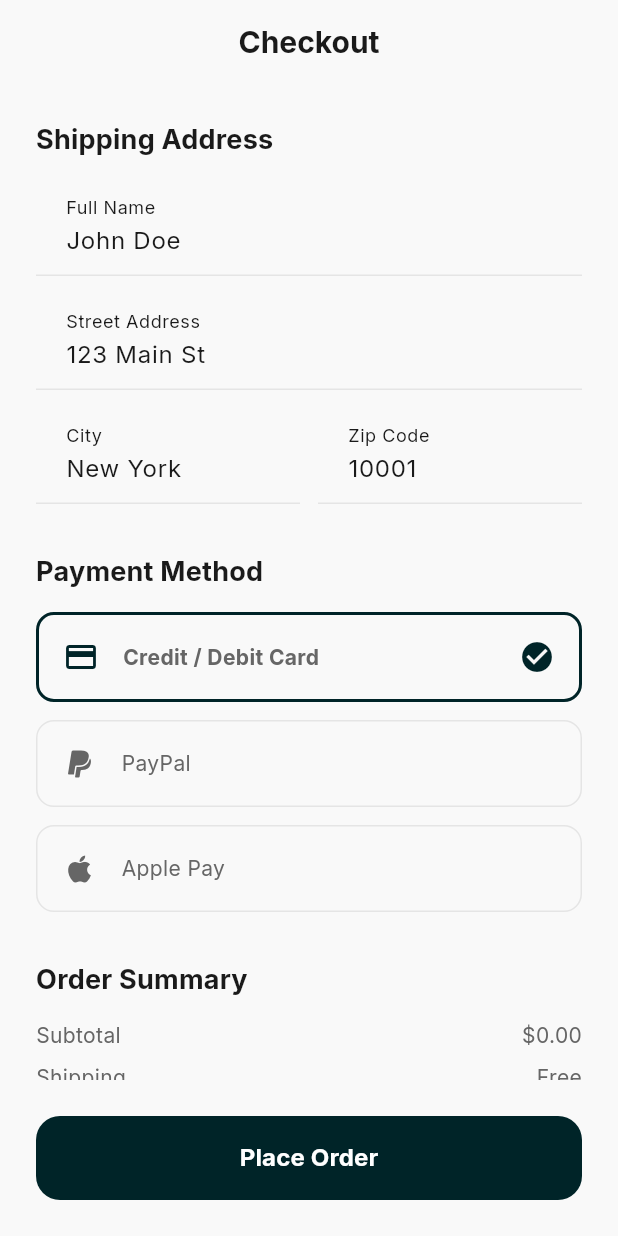
After one commit to Aaron-pweb/Shewit, a Flutter app: the CheckoutScreen screen opened by its route, on a phone screen of 412 x 824 dp. The commit adds this screen. Run offline on Flutter 3.47's test engine with Material 3 defaults, Android fonts, the phone set to English and light mode, and no system bars; our stand-ins replace cached_network_image, dio, flutter_riverpod, freezed_annotation, go_router, google_fonts and 2 more; accounts and stored records are empty.

Commit message:
feat(cart): implement checkout screen and connect checkout navigation flow
- app/lib/features/cart/presentation/screens/cart_screen.dart: connect checkout navigation and improve empty cart UX
- app/lib/features/cart/presentation/screens/checkout_screen.dart: build checkout screen with address input, order summary, and order placement action

```diff
--- a/app/lib/features/cart/presentation/screens/cart_screen.dart
+++ b/app/lib/features/cart/presentation/screens/cart_screen.dart
@@ -1,6 +1,7 @@
 import 'package:flutter/material.dart';
 import 'package:flutter_riverpod/flutter_riverpod.dart';
 import 'package:cached_network_image/cached_network_image.dart';
+import 'package:go_router/go_router.dart';
 import '../../domain/cart_item.dart';
 import '../providers/cart_provider.dart';
 import '../../../../core/theme/app_colors.dart';
@@ -152,21 +153,7 @@ class CartScreen extends ConsumerWidget {
                       width: double.infinity,
                       child: ElevatedButton(
                         onPressed: () {
-                          // Mock Checkout Flow
-                          ref.read(cartProvider.notifier).clearCart();
-                          showDialog(
-                            context: context,
-                            builder: (context) => AlertDialog(
-                              title: const Text('Payment Successful'),
-                              content: const Text('Your order has been placed securely!'),
-                              actions: [
-                                TextButton(
-                                  onPressed: () => Navigator.of(context).pop(),
-                                  child: const Text('OK'),
-                                ),
-                              ],
-                            ),
-                          );
+                          context.push('/checkout');
                         },
                         child: const Text('Proceed to Checkout'),
                       ),
--- /dev/null
+++ b/app/lib/features/cart/presentation/screens/checkout_screen.dart
@@ -0,0 +1,189 @@
+import 'package:flutter/material.dart';
+import 'package:flutter_riverpod/flutter_riverpod.dart';
+import 'package:go_router/go_router.dart';
+import '../providers/cart_provider.dart';
+import '../../../../core/theme/app_colors.dart';
+
+class CheckoutScreen extends ConsumerStatefulWidget {
+  const CheckoutScreen({super.key});
+
+  @override
+  ConsumerState<CheckoutScreen> createState() => _CheckoutScreenState();
+}
+
+class _CheckoutScreenState extends ConsumerState<CheckoutScreen> {
+  int _selectedPayment = 0;
+  bool _isProcessing = false;
+
+  void _placeOrder() async {
+    setState(() => _isProcessing = true);
+
+    // Simulate network delay
+    await Future.delayed(const Duration(seconds: 2));
+
+    if (!mounted) return;
+
+    // Clear cart
+    ref.read(cartProvider.notifier).clearCart();
+
+    // Show success dialog
+    showDialog(
+      context: context,
+      barrierDismissible: false,
+      builder: (context) => AlertDialog(
+        shape: RoundedRectangleBorder(borderRadius: BorderRadius.circular(16)),
+        title: const Column(
+          children: [
+            Icon(Icons.check_circle, color: AppColors.success, size: 64),
+            SizedBox(height: 16),
+            Text('Order Confirmed!', textAlign: TextAlign.center),
+          ],
+        ),
+        content: const Text(
+          'Your order has been successfully placed. You will receive an email confirmation shortly.',
+          textAlign: TextAlign.center,
+        ),
+        actions: [
+          Center(
+            child: ElevatedButton(
+              onPressed: () {
+                Navigator.pop(context); // close dialog
+                context.go('/home'); // go home
+              },
+              style: ElevatedButton.styleFrom(
+                minimumSize: const Size(double.infinity, 48),
+              ),
+              child: const Text('Continue Shopping'),
+            ),
+          ),
+        ],
+      ),
+    );
+  }
+
+  @override
+  Widget build(BuildContext context) {
+    final cartTotal = ref.watch(cartSubtotalProvider);
+
+    return Scaffold(
+      backgroundColor: Theme.of(context).scaffoldBackgroundColor,
+      appBar: AppBar(title: const Text('Checkout')),
+      body: SingleChildScrollView(
+        padding: const EdgeInsets.all(24),
+        child: Column(
+          crossAxisAlignment: CrossAxisAlignment.start,
+          children: [
+            Text('Shipping Address', style: Theme.of(context).textTheme.titleMedium?.copyWith(fontWeight: FontWeight.bold)),
+            const SizedBox(height: 16),
+            _buildTextField('Full Name', 'John Doe'),
+            const SizedBox(height: 12),
+            _buildTextField('Street Address', '123 Main St'),
+            const SizedBox(height: 12),
+            Row(
+              children: [
+                Expanded(child: _buildTextField('City', 'New York')),
+                const SizedBox(width: 12),
+                Expanded(child: _buildTextField('Zip Code', '10001')),
+              ],
+            ),
+            const SizedBox(height: 32),
+
+            Text('Payment Method', style: Theme.of(context).textTheme.titleMedium?.copyWith(fontWeight: FontWeight.bold)),
+            const SizedBox(height: 16),
+            _buildPaymentOption(0, Icons.credit_card, 'Credit / Debit Card'),
+            const SizedBox(height: 12),
+            _buildPaymentOption(1, Icons.paypal, 'PayPal'),
+            const SizedBox(height: 12),
+            _buildPaymentOption(2, Icons.apple, 'Apple Pay'),
+            const SizedBox(height: 32),
+
+            Text('Order Summary', style: Theme.of(context).textTheme.titleMedium?.copyWith(fontWeight: FontWeight.bold)),
+            const SizedBox(height: 16),
+            Row(
+              mainAxisAlignment: MainAxisAlignment.spaceBetween,
+              children: [
+                const Text('Subtotal'),
+                Text('\$${cartTotal.toStringAsFixed(2)}'),
+              ],
+            ),
+            const SizedBox(height: 8),
+            const Row(
+              mainAxisAlignment: MainAxisAlignment.spaceBetween,
+              children: [
+                Text('Shipping'),
+                Text('Free'),
+              ],
+            ),
+            const Padding(
+              padding: EdgeInsets.symmetric(vertical: 16),
+              child: Divider(),
+            ),
+            Row(
+              mainAxisAlignment: MainAxisAlignment.spaceBetween,
+              children: [
+                Text('Total', style: Theme.of(context).textTheme.titleLarge?.copyWith(fontWeight: FontWeight.bold)),
+                Text(
+                  '\$${cartTotal.toStringAsFixed(2)}',
+                  style: Theme.of(context).textTheme.titleLarge?.copyWith(fontWeight: FontWeight.bold, color: AppColors.primary),
+                ),
+              ],
+            ),
+          ],
+        ),
+      ),
+      bottomNavigationBar: SafeArea(
+        child: Padding(
+          padding: const EdgeInsets.all(24),
+          child: ElevatedButton(
+            onPressed: _isProcessing ? null : _placeOrder,
+            style: ElevatedButton.styleFrom(
+              minimumSize: const Size(double.infinity, 56),
+              shape: RoundedRectangleBorder(borderRadius: BorderRadius.circular(16)),
+            ),
+            child: _isProcessing
+                ? const SizedBox(
+                    width: 24, height: 24,
+                    child: CircularProgressIndicator(color: Colors.white, strokeWidth: 2),
+                  )
+                : const Text('Place Order', style: TextStyle(fontSize: 16, fontWeight: FontWeight.bold)),
+          ),
+        ),
+      ),
+    );
+  }
+
+  Widget _buildTextField(String label, String hint) {
+    return TextFormField(
+      initialValue: hint,
+      decoration: InputDecoration(
+        labelText: label,
+        border: OutlineInputBorder(borderRadius: BorderRadius.circular(12)),
+        contentPadding: const EdgeInsets.symmetric(horizontal: 16, vertical: 12),
+      ),
+    );
+  }
+
+  Widget _buildPaymentOption(int index, IconData icon, String title) {
+    final isSelected = _selectedPayment == index;
+    return InkWell(
+      onTap: () => setState(() => _selectedPayment = index),
+      borderRadius: BorderRadius.circular(12),
+      child: Container(
+        padding: const EdgeInsets.all(16),
+        decoration: BoxDecoration(
+          border: Border.all(color: isSelected ? AppColors.primary : AppColors.borderSubtle, width: isSelected ? 2 : 1),
+          borderRadius: BorderRadius.circular(12),
+        ),
+        child: Row(
+          children: [
+            Icon(icon, color: isSelected ? AppColors.primary : AppColors.textSecondary),
+            const SizedBox(width: 16),
+            Text(title, style: TextStyle(fontWeight: isSelected ? FontWeight.bold : FontWeight.normal)),
+            const Spacer(),
+            if (isSelected) const Icon(Icons.check_circle, color: AppColors.primary),
+          ],
+        ),
+      ),
+    );
+  }
+}
```
